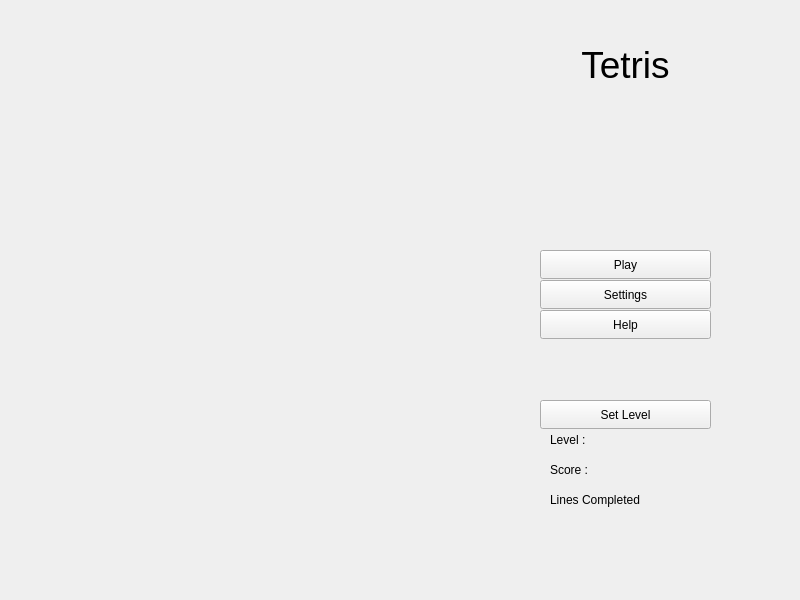
amoraric/Tetris, file Tetris/gui/mainwindow.ui: the form before one commit.
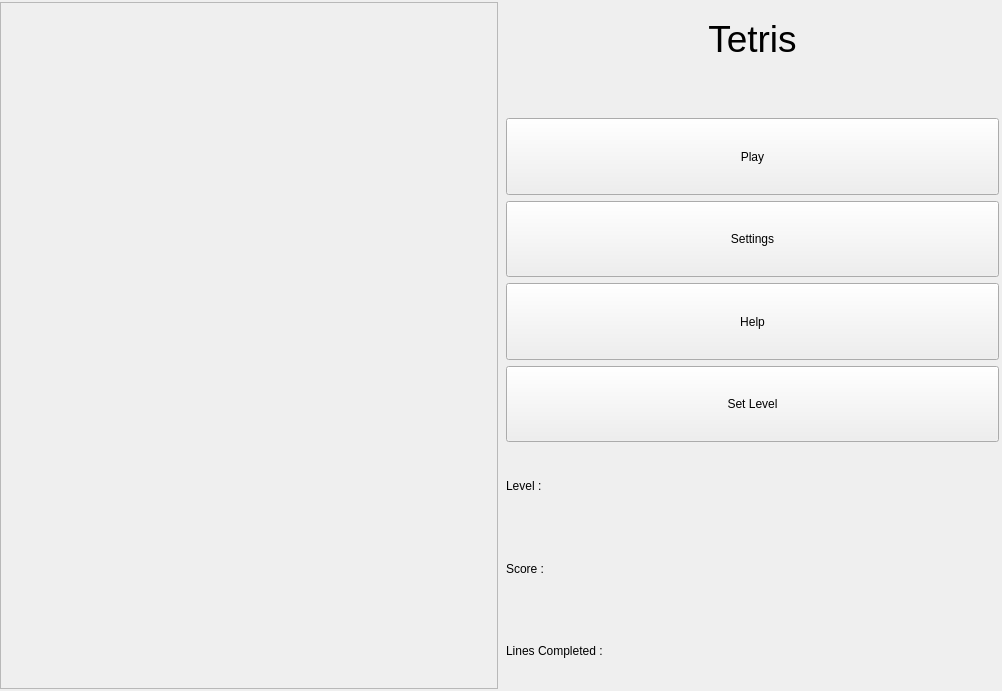
The form after the commit.

Commit message: improved board visibility, added a new window when pressing the Settings button, the player can now change the number of rows and columns, the structure of the app is improved (hbox containing 2 vbox that contain each left and right side of the app's layout)

```diff
--- a/Tetris/gui/mainwindow.ui
+++ b/Tetris/gui/mainwindow.ui
@@ -6,155 +6,185 @@
    <rect>
     <x>0</x>
     <y>0</y>
-    <width>800</width>
-    <height>600</height>
+    <width>1002</width>
+    <height>691</height>
    </rect>
   </property>
+  <property name="sizePolicy">
+   <sizepolicy hsizetype="Expanding" vsizetype="Expanding">
+    <horstretch>0</horstretch>
+    <verstretch>0</verstretch>
+   </sizepolicy>
+  </property>
   <property name="windowTitle">
    <string>MainWindow</string>
   </property>
   <widget class="QWidget" name="centralwidget">
-   <widget class="QWidget" name="gridLayoutWidget">
-    <property name="geometry">
-     <rect>
-      <x>70</x>
-      <y>20</y>
-      <width>411</width>
-      <height>511</height>
-     </rect>
-    </property>
-    <layout class="QGridLayout" name="game_layout"/>
-   </widget>
-   <widget class="QPushButton" name="pushButton">
+   <property name="sizePolicy">
+    <sizepolicy hsizetype="Expanding" vsizetype="Expanding">
+     <horstretch>0</horstretch>
+     <verstretch>0</verstretch>
+    </sizepolicy>
+   </property>
+   <widget class="QWidget" name="horizontalLayoutWidget">
     <property name="geometry">
      <rect>
-      <x>540</x>
-      <y>250</y>
-      <width>171</width>
-      <height>29</height>
+      <x>0</x>
+      <y>0</y>
+      <width>1001</width>
+      <height>691</height>
      </rect>
     </property>
-    <property name="text">
-     <string>Play</string>
-    </property>
-   </widget>
-   <widget class="QLabel" name="score_label">
-    <property name="geometry">
-     <rect>
-      <x>550</x>
-      <y>460</y>
-      <width>161</width>
-      <height>20</height>
-     </rect>
-    </property>
-    <property name="text">
-     <string>Score :</string>
-    </property>
-   </widget>
-   <widget class="QLabel" name="lines_label">
-    <property name="geometry">
-     <rect>
-      <x>550</x>
-      <y>490</y>
-      <width>211</width>
-      <height>20</height>
-     </rect>
-    </property>
-    <property name="text">
-     <string>Lines Completed</string>
-    </property>
-   </widget>
+    <layout class="QHBoxLayout" name="horizontalLayout">
+     <item>
+      <layout class="QVBoxLayout" name="rightVLayout">
+       <item>
+        <widget class="QGraphicsView" name="graphicsView">
+         <property name="enabled">
+          <bool>false</bool>
+         </property>
+         <property name="maximumSize">
+          <size>
+           <width>900</width>
+           <height>687</height>
+          </size>
+         </property>
+        </widget>
+       </item>
+      </layout>
+     </item>
+     <item>
+      <layout class="QVBoxLayout" name="leftVLayout">
+       <property name="leftMargin">
+        <number>2</number>
+       </property>
+       <property name="topMargin">
+        <number>2</number>
+       </property>
+       <property name="rightMargin">
+        <number>2</number>
+       </property>
+       <property name="bottomMargin">
+        <number>2</number>
+       </property>
+       <item>
    <widget class="QLabel" name="title_label">
-    <property name="geometry">
-     <rect>
-      <x>550</x>
-      <y>30</y>
-      <width>151</width>
-      <height>71</height>
-     </rect>
+         <property name="sizePolicy">
+          <sizepolicy hsizetype="Expanding" vsizetype="Expanding">
+           <horstretch>0</horstretch>
+           <verstretch>0</verstretch>
+          </sizepolicy>
     </property>
     <property name="text">
      <string>&lt;html&gt;&lt;head/&gt;&lt;body&gt;&lt;p align=&quot;center&quot;&gt;&lt;span style=&quot; font-size:28pt;&quot;&gt;Tetris&lt;/span&gt;&lt;/p&gt;&lt;/body&gt;&lt;/html&gt;</string>
     </property>
    </widget>
-   <widget class="QPushButton" name="pushButton_2">
-    <property name="geometry">
-     <rect>
-      <x>540</x>
-      <y>280</y>
-      <width>171</width>
-      <height>29</height>
-     </rect>
+       </item>
+       <item>
+        <widget class="QLabel" name="time_label">
+         <property name="text">
+          <string>&lt;html&gt;&lt;head/&gt;&lt;body&gt;&lt;p&gt;&lt;br/&gt;&lt;/p&gt;&lt;/body&gt;&lt;/html&gt;</string>
+         </property>
+        </widget>
+       </item>
+       <item>
+        <widget class="QPushButton" name="playButton">
+         <property name="enabled">
+          <bool>true</bool>
+         </property>
+         <property name="sizePolicy">
+          <sizepolicy hsizetype="Expanding" vsizetype="Expanding">
+           <horstretch>0</horstretch>
+           <verstretch>0</verstretch>
+          </sizepolicy>
+         </property>
+         <property name="text">
+          <string>Play</string>
+         </property>
+        </widget>
+       </item>
+       <item>
+        <widget class="QPushButton" name="settingsButton">
+         <property name="sizePolicy">
+          <sizepolicy hsizetype="Expanding" vsizetype="Expanding">
+           <horstretch>0</horstretch>
+           <verstretch>0</verstretch>
+          </sizepolicy>
     </property>
     <property name="text">
      <string>Settings</string>
     </property>
    </widget>
-   <widget class="QPushButton" name="pushButton_3">
-    <property name="geometry">
-     <rect>
-      <x>540</x>
-      <y>310</y>
-      <width>171</width>
-      <height>29</height>
-     </rect>
+       </item>
+       <item>
+        <widget class="QPushButton" name="helpButton">
+         <property name="sizePolicy">
+          <sizepolicy hsizetype="Expanding" vsizetype="Expanding">
+           <horstretch>0</horstretch>
+           <verstretch>0</verstretch>
+          </sizepolicy>
     </property>
     <property name="text">
      <string>Help</string>
     </property>
    </widget>
-   <widget class="QPushButton" name="pushButton_4">
-    <property name="geometry">
-     <rect>
-      <x>540</x>
-      <y>400</y>
-      <width>171</width>
-      <height>29</height>
-     </rect>
+       </item>
+       <item>
+        <widget class="QPushButton" name="levelButton">
+         <property name="sizePolicy">
+          <sizepolicy hsizetype="Expanding" vsizetype="Expanding">
+           <horstretch>0</horstretch>
+           <verstretch>0</verstretch>
+          </sizepolicy>
     </property>
     <property name="text">
      <string>Set Level</string>
     </property>
    </widget>
+       </item>
+       <item>
    <widget class="QLabel" name="level_label">
-    <property name="geometry">
-     <rect>
-      <x>550</x>
-      <y>430</y>
-      <width>161</width>
-      <height>20</height>
-     </rect>
+         <property name="sizePolicy">
+          <sizepolicy hsizetype="Expanding" vsizetype="Expanding">
+           <horstretch>0</horstretch>
+           <verstretch>0</verstretch>
+          </sizepolicy>
     </property>
     <property name="text">
      <string>Level :</string>
     </property>
    </widget>
-   <widget class="QLabel" name="time_label">
-    <property name="geometry">
-     <rect>
-      <x>550</x>
-      <y>120</y>
-      <width>161</width>
-      <height>71</height>
-     </rect>
+       </item>
+       <item>
+        <widget class="QLabel" name="score_label">
+         <property name="sizePolicy">
+          <sizepolicy hsizetype="Expanding" vsizetype="Expanding">
+           <horstretch>0</horstretch>
+           <verstretch>0</verstretch>
+          </sizepolicy>
     </property>
     <property name="text">
-     <string>&lt;html&gt;&lt;head/&gt;&lt;body&gt;&lt;p&gt;&lt;br/&gt;&lt;/p&gt;&lt;/body&gt;&lt;/html&gt;</string>
-    </property>
-   </widget>
-  </widget>
-  <widget class="QMenuBar" name="menubar">
-   <property name="enabled">
-    <bool>true</bool>
-   </property>
-   <property name="geometry">
-    <rect>
-     <x>0</x>
-     <y>0</y>
-     <width>800</width>
-     <height>24</height>
-    </rect>
-   </property>
+          <string>Score :</string>
+         </property>
+        </widget>
+       </item>
+       <item>
+        <widget class="QLabel" name="lines_label">
+         <property name="sizePolicy">
+          <sizepolicy hsizetype="Expanding" vsizetype="Expanding">
+           <horstretch>0</horstretch>
+           <verstretch>0</verstretch>
+          </sizepolicy>
+         </property>
+         <property name="text">
+          <string>Lines Completed : </string>
+         </property>
+        </widget>
+       </item>
+      </layout>
+     </item>
+    </layout>
+   </widget>
   </widget>
  </widget>
  <resources/>
```
Lines whose indentation alone changed are shown as unchanged. The commit also changes 12 other files.
